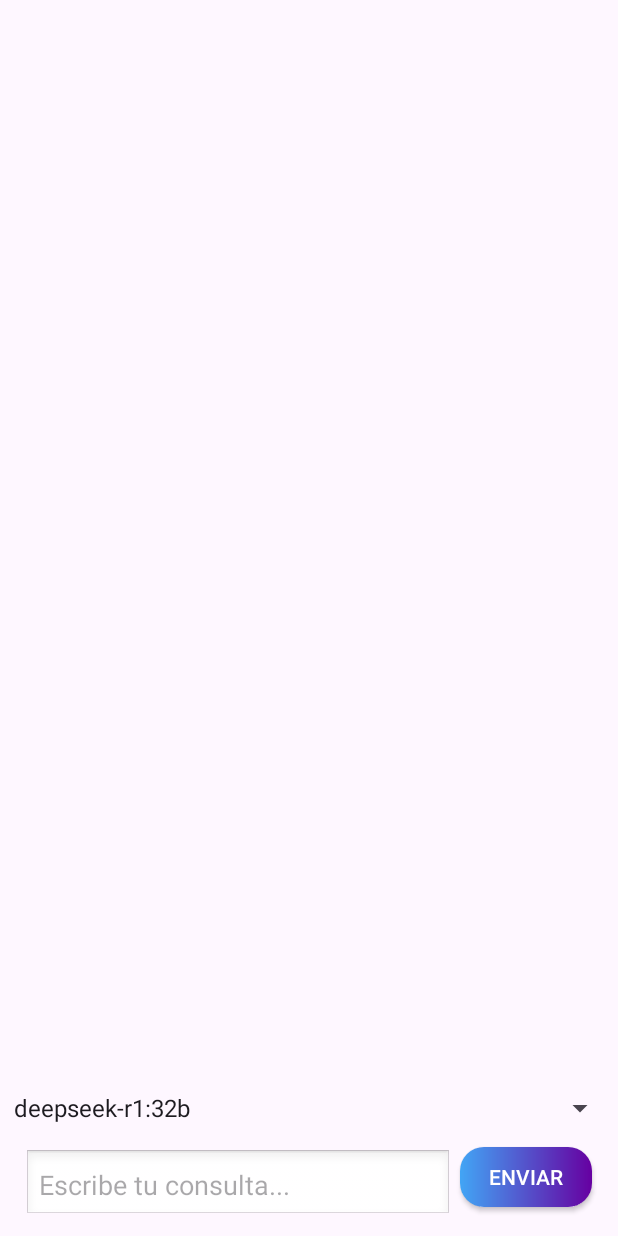
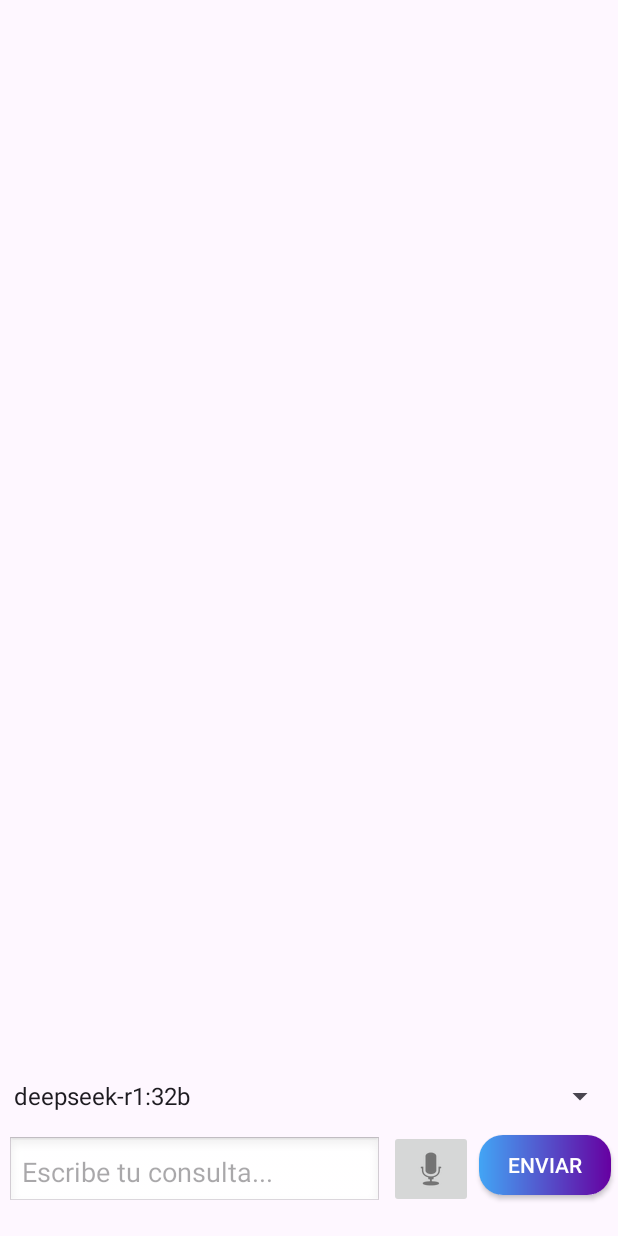
Before and after one commit to julito2000/FreeGPT, an Android app: the screen it shows after launch (MainActivity), on a phone screen of 412 x 824 dp. Run offline under Robolectric (Android 15) with nearby library versions, the phone set to English and light mode, and no system bars; our stand-ins replace Room's generated code.

```diff
--- a/app/src/main/AndroidManifest.xml
+++ b/app/src/main/AndroidManifest.xml
@@ -7,9 +7,9 @@
         android:allowBackup="true"
         android:dataExtractionRules="@xml/data_extraction_rules"
         android:fullBackupContent="@xml/backup_rules"
-        android:icon="@mipmap/ic_launcher"
+        android:icon="@drawable/logo_deduce"
         android:label="@string/app_name"
-        android:roundIcon="@mipmap/ic_launcher_round"
+        android:roundIcon="@drawable/logo_deduce"
         android:supportsRtl="true"
         android:theme="@style/Theme.DeduceChatbox"
         tools:targetApi="31">
--- a/app/src/main/java/com/example/deducechatbox/MainActivity.java
+++ b/app/src/main/java/com/example/deducechatbox/MainActivity.java
@@ -3,12 +3,15 @@ package com.example.deducechatbox;
 import androidx.appcompat.app.AppCompatActivity;
 import androidx.recyclerview.widget.LinearLayoutManager;
 import androidx.recyclerview.widget.RecyclerView;
+
+import android.media.MediaRecorder;
 import android.os.Bundle;
 import android.view.View;
 import android.widget.AdapterView;
 import android.widget.ArrayAdapter;
 import android.widget.Button;
 import android.widget.EditText;
+import android.widget.ImageButton;
 import android.widget.ProgressBar;
 import android.widget.Spinner;
 
@@ -28,6 +31,7 @@ import retrofit2.converter.gson.GsonConverterFactory;
 import retrofit2.http.Body;
 import retrofit2.http.POST;
 
+
 public class MainActivity extends AppCompatActivity {
 
     private EditText userInput;
@@ -40,8 +44,12 @@ public class MainActivity extends AppCompatActivity {
     private AppDatabase db;
     private MessageDao messageDao;
     private Spinner selApi;
-    private String model ="";
+    private String model = "";
     private ProgressBar spinner;
+    private ImageButton audio;
+    private MediaRecorder recorder;
+    private String audioFilePath;
+
 
     @Override
     protected void onCreate(Bundle savedInstanceState) {
@@ -57,30 +65,34 @@ public class MainActivity extends AppCompatActivity {
         recyclerView.setLayoutManager(new LinearLayoutManager(this));
         recyclerView.setAdapter(chatAdapter);
         spinner = findViewById(R.id.progressBar);
+        audio = findViewById(R.id.sendAudio);
 
 
         db = Room.databaseBuilder(getApplicationContext(), AppDatabase.class, "chat-db").allowMainThreadQueries().build();
         messageDao = db.messageDao();
 
-        // Create an ArrayAdapter using the string array and a default spinner layout.
+        // Creamos el Array adapter usando el string array y el aspecto por defecto del spinner.
         ArrayAdapter<CharSequence> adapter = ArrayAdapter.createFromResource(
                 this,
                 R.array.api_array,
                 android.R.layout.simple_spinner_item
         );
-        // Specify the layout to use when the list of choices appears.
+
+        //Especifica el aspecto a usar cuando se despliega la lista de opciones
         adapter.setDropDownViewResource(android.R.layout.simple_spinner_dropdown_item);
-        // Apply the adapter to the spinner.
+        // Aplicamos el layout al spinner
         selApi.setAdapter(adapter);
 
-        // Load previous messages
+
+        //Carga los mensajes anteriores en el Recicler view
         chatMessages.addAll(messageDao.getAllMessages());
         chatAdapter.notifyDataSetChanged();
         recyclerView.scrollToPosition(chatMessages.size() - 1);
 
+        //Cliente para acceder a la  API con la  API_KEY Correspondiente
         HttpLoggingInterceptor interceptor = new HttpLoggingInterceptor();
         interceptor.setLevel(HttpLoggingInterceptor.Level.BODY);
-        //Cliente para acceder a la  API con la  API_KEY Correspondiente
+
         OkHttpClient client = new OkHttpClient.Builder()
                 .addInterceptor(interceptor)
                 .addInterceptor(chain -> {
@@ -91,7 +103,7 @@ public class MainActivity extends AppCompatActivity {
                     );
                 })
                 .connectTimeout(0, TimeUnit.SECONDS)
-                .readTimeout(0,TimeUnit.SECONDS)
+                .readTimeout(0, TimeUnit.SECONDS)
                 .build();
 
         Retrofit retrofit = new Retrofit.Builder()
@@ -105,10 +117,7 @@ public class MainActivity extends AppCompatActivity {
         selApi.setOnItemSelectedListener(new AdapterView.OnItemSelectedListener() {
             @Override
             public void onItemSelected(AdapterView<?> adapterView, View view, int i, long l) {
-
                 model = (String) selApi.getItemAtPosition(i);
-
-
             }
 
             @Override
@@ -116,23 +125,37 @@ public class MainActivity extends AppCompatActivity {
 
             }
         });
+
         sendButton.setOnClickListener(new View.OnClickListener() {
             @Override
             public void onClick(View view) {
                 String input = userInput.getText().toString();
                 if (!input.isEmpty()) {
                     addMessageToChat("user", input);
-                    sendMessage(input,model,0.0,0.0,0,0,0.0);
+                    sendMessage(input, model, 0.0, 0.0, 0, 0, 0.0);
                     userInput.setText("");
                 }
             }
         });
 
+/*        audio.setOnTouchListener(new View.OnTouchListener() {
+            @Override
+            public boolean onTouch(View view, MotionEvent motionEvent) {
+                if (motionEvent.getAction() == MotionEvent.ACTION_DOWN) {
+                    startRecording();
+                    return true;
+                } else if (motionEvent.getAction() == MotionEvent.ACTION_UP) {
+                    stopRecording();
+                    return true;
+                }
+
+                return false;
+            }
+        });*/
     }
 
 
-
-    private void sendMessage(String inputText,String model, Double temperature, Double topK, int topP, int max_token,double rep_penalty ) {
+    private void sendMessage(String inputText, String model, Double temperature, Double topK, int topP, int max_token, double rep_penalty) {
         Message userMessage = new Message("user", inputText);
 
         //Pasamos el historico de la conversacion a la API para que recuerde lo que hemos hablado
@@ -145,7 +168,6 @@ public class MainActivity extends AppCompatActivity {
 
         OpenAIRequest request = new OpenAIRequest(model, fullConversation);
         spinner.setVisibility(View.VISIBLE);
-        //OpenAIRequest request = new OpenAIRequest("llama3.1:latest", Arrays.asList(userMessage));
 
         openAIApi.sendMessage(request).enqueue(new Callback<OpenAIResponse>() {
             @Override
@@ -206,4 +228,86 @@ public class MainActivity extends AppCompatActivity {
     class Choice {
         Message message;
     }
+
+    /// /////////////////////////////////////////////////////
+    /// // Codigo de la grabacion de audio y envio a la API//
+    /// /////////////////////////////////////////////////////
+/*
+    private void startRecording() {
+        try {
+            File audioFile = File.createTempFile("recording_", ".m4a", getCacheDir());
+            audioFilePath = audioFile.getAbsolutePath();
+
+            recorder = new MediaRecorder();
+            recorder.setAudioSource(MediaRecorder.AudioSource.MIC);
+
+            recorder.setOutputFormat(MediaRecorder.OutputFormat.MPEG_4);
+            recorder.setOutputFile(audioFilePath);
+            recorder.setAudioEncoder(MediaRecorder.AudioEncoder.AAC);
+            recorder.prepare();
+            recorder.start();
+        } catch (IOException e) {
+            e.printStackTrace();
+        }
+    }
+
+    private void stopRecording() {
+        if (recorder != null) {
+            recorder.stop();
+            recorder.release();
+            recorder = null;
+
+            sendAudioToWhisper(new File(audioFilePath));
+        }
+    }
+    private void sendAudioToWhisper(File audioFile) {
+        RequestBody requestFile = RequestBody.create(MediaType.parse("audio/m4a"), audioFile);
+        MultipartBody.Part audioPart = MultipartBody.Part.createFormData("file", audioFile.getName(), requestFile);
+        RequestBody model = RequestBody.create(MediaType.parse("text/plain"), "whisper-1");
+
+        Retrofit retrofit = new Retrofit.Builder()
+                .baseUrl("https://api.openai.com/")
+                .addConverterFactory(GsonConverterFactory.create())
+                .build();
+
+        WhisperApi whisperApi = retrofit.create(WhisperApi.class);
+        whisperApi.transcribeAudio("Bearer sk-4bb15b7bb4044719aa3c1a1fc34263eb", audioPart, model)
+                .enqueue(new Callback<>() {
+                    @Override
+                    public void onResponse(Call<WhisperResponse> call, Response<WhisperResponse> response) {
+                        if (response.isSuccessful() && response.body() != null) {
+                            String transcript = response.body().getText();
+                            addMessageToChat("user", transcript);
+                            sendMessage(transcript, 0.0, 0.0, 0, 0, 0.0);
+                        } else {
+                            Log.e("Whisper", "Error: " + response.code());
+                        }
+                    }
+
+                    @Override
+                    public void onFailure(Call<WhisperResponse> call, Throwable t) {
+                        Log.e("Whisper", "Error de red: " + t.getMessage());
+                    }
+                });
+    }
+
+    interface WhisperApi {
+        @Multipart
+        @POST("v1/audio/transcriptions")
+        Call<WhisperResponse> transcribeAudio(
+                @Header("Authorization") String authHeader,
+                @Part MultipartBody.Part file,
+                @Part("model") RequestBody model
+        );
+    }
+
+    class WhisperResponse {
+        @SerializedName("text")
+        private String text;
+
+        public String getText() {
+            return text;
+        }
+    }*/
+
 }
--- a/app/src/main/res/layout/activity_main.xml
+++ b/app/src/main/res/layout/activity_main.xml
@@ -21,30 +21,13 @@
         app:layout_constraintStart_toStartOf="parent"
         app:layout_constraintTop_toTopOf="parent" />
 
-    <EditText
-        android:id="@+id/userInput"
-        android:layout_width="0dp"
-        android:layout_height="wrap_content"
-        android:layout_marginStart="16dp"
-        android:layout_marginTop="1dp"
-        android:layout_marginEnd="5dp"
-        android:layout_weight="1"
-        android:background="@android:drawable/edit_text"
-        android:hint="@string/enviar"
-        android:padding="10dp"
-        android:textColor="#000000"
-        android:singleLine="true"
-        app:layout_constraintEnd_toStartOf="@+id/sendButton"
-        app:layout_constraintStart_toStartOf="parent"
-        app:layout_constraintTop_toTopOf="@+id/sendButton" />
 
     <androidx.appcompat.widget.AppCompatButton
         android:id="@+id/sendButton"
         android:layout_width="wrap_content"
         android:layout_height="40dp"
 
-        android:layout_marginEnd="17dp"
-        android:layout_marginBottom="19dp"
+
         android:background="@drawable/send_button"
 
         android:padding="10dp"
@@ -52,8 +35,40 @@
         android:textColor="#FFFFFF"
         app:layout_constraintBottom_toBottomOf="parent"
         app:layout_constraintEnd_toEndOf="parent"
+        app:layout_constraintHorizontal_bias="0.5"
+        app:layout_constraintStart_toEndOf="@+id/sendAudio"
+        app:layout_constraintTop_toTopOf="parent"
+        app:layout_constraintVertical_bias="0.965" />
+
+    <ImageButton
+        android:id="@+id/sendAudio"
+        android:layout_width="wrap_content"
+        android:layout_height="wrap_content"
+        app:layout_constraintBottom_toBottomOf="parent"
+        app:layout_constraintEnd_toStartOf="@+id/sendButton"
+        app:layout_constraintHorizontal_bias="0.5"
         app:layout_constraintStart_toEndOf="@+id/userInput"
-        app:layout_constraintTop_toBottomOf="@+id/selecAPI" />
+        app:layout_constraintTop_toTopOf="@+id/recyclerView"
+        app:layout_constraintVertical_bias="0.976"
+        app:srcCompat="@android:drawable/ic_btn_speak_now" />
+
+    <EditText
+        android:id="@+id/userInput"
+        android:layout_width="250dp"
+        android:layout_height="wrap_content"
+
+        android:layout_weight="1"
+        android:background="@android:drawable/edit_text"
+        android:hint="@string/enviar"
+        android:padding="10dp"
+        android:singleLine="true"
+        android:textColor="#000000"
+        app:layout_constraintBottom_toBottomOf="parent"
+        app:layout_constraintEnd_toStartOf="@+id/sendAudio"
+        app:layout_constraintHorizontal_bias="0.5"
+        app:layout_constraintStart_toStartOf="parent"
+        app:layout_constraintTop_toTopOf="parent"
+        app:layout_constraintVertical_bias="0.976" />
 
     <Spinner
         android:id="@+id/selecAPI"
```
Also changed, not shown: app/src/main/java/com/example/deducechatbox/ChatAdapter.java (+4 -7 lines), app/src/main/res/drawable-nodpi/logo_deduce.jpg (added).
